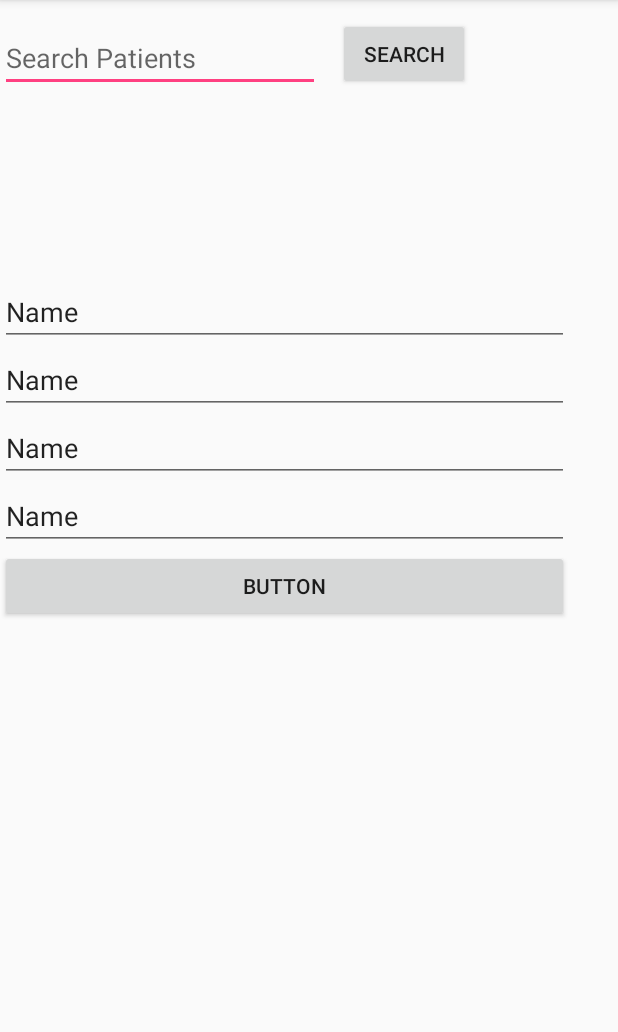
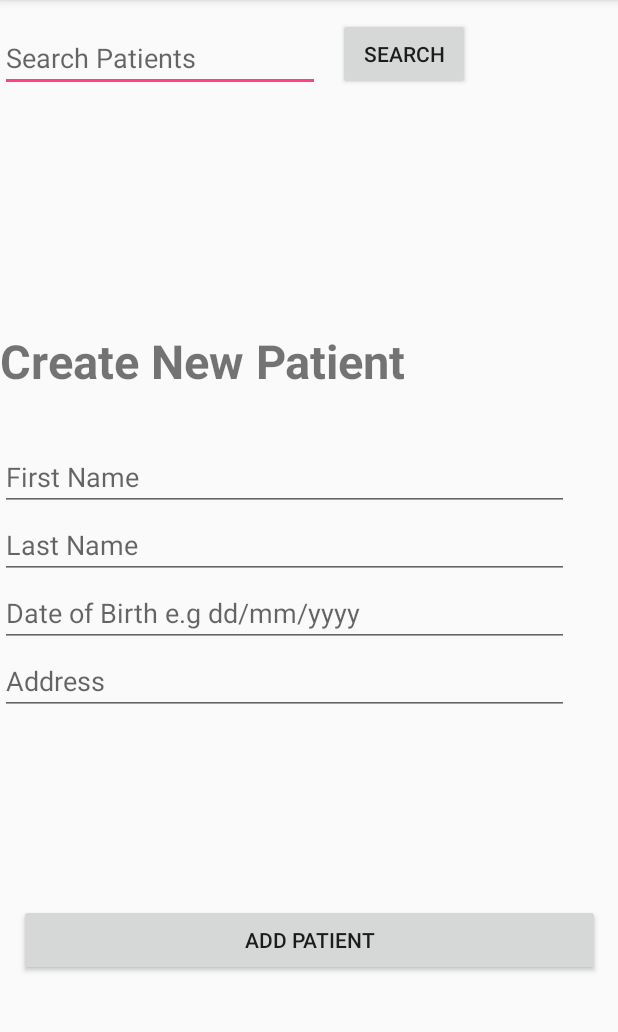
Before and after one commit to dmccrossan/FacialPalsyEvaluator, an Android app: the screen it shows after launch (HomePageActivity), after a tap on "LOGIN", on a phone screen of 412 x 824 dp, the part 84-1116 px from its top. Run offline under Robolectric (Android 15) with nearby library versions, the phone set to English and light mode, and no system bars.

Commit message:
5th commit - add new patient, search, appointments, login screen, hints, text box, folder icon

```diff
--- a/app/src/main/java/com/example/daniel/facialpalsyevaluator/Appointment.java
+++ b/app/src/main/java/com/example/daniel/facialpalsyevaluator/Appointment.java
@@ -1,4 +1,36 @@
 package com.example.daniel.facialpalsyevaluator;
 
-public class Appointment {
+import java.io.Serializable;
+import java.text.DateFormat;
+import java.text.SimpleDateFormat;
+import java.util.ArrayList;
+import java.util.Date;
+import java.util.List;
+import java.util.Locale;
+
+public class Appointment implements Serializable {
+
+    String apDate;
+    List<String> videos;
+    List<String> notes;
+    List<String> facograms;
+    int apNum;
+
+    public Appointment() {
+        apDate = "";
+        apNum = 1;
+        videos = new ArrayList<>();
+        notes = new ArrayList<>();
+        facograms = new ArrayList<>();
+    }
+
+    public Appointment(String date, int number) {
+
+
+        apDate = date;
+        apNum = number;
+        videos = new ArrayList<>();
+        notes = new ArrayList<>();
+        facograms = new ArrayList<>();
+    }
 }
--- a/app/src/main/java/com/example/daniel/facialpalsyevaluator/HomePageActivity.java
+++ b/app/src/main/java/com/example/daniel/facialpalsyevaluator/HomePageActivity.java
@@ -21,96 +21,160 @@ import daniel.example.com.facialpalsyevaluator.R;
 public class HomePageActivity extends AppCompatActivity {
 
     List<Patient> patientList = new ArrayList();
-    String filePath ;
+    String filePath;
 
-    EditText editText;
+    EditText editTextSearch;
+    EditText editTextFName;
+    EditText editTextLName;
+    EditText editTextDob;
+    EditText editTextAddress;
 
     @Override
     protected void onCreate(Bundle savedInstanceState) {
         super.onCreate(savedInstanceState);
         setContentView(R.layout.activity_home_page);
 
-      //  mContext = getApplicationContext();
-         filePath = getString(R.string.filePath);
+//         filePath = getString(R.string.filePath);
+        //   patientList = loadPatients();
+
+        setup();
 
 
-     //   patientList = loadPatients();
 
-        String  x = "000000001,Paul,Simon,03/06/1979,10 Hope Street";
-        Patient p = new Patient(x);
-
-        patientList.add(p);
-        x = "000000002,Sam,Smith,15/08/1999,101 Hope Lane";
-         p = new Patient(x);
-
-        patientList.add(p);
-          x = "000000011,Mean Mr.,Mustard,26/09/1969,11 Abbey Road";
-         p = new Patient(x);
-
-        patientList.add(p);
-         x = "000000004,Scott,Scott,09/10/2000,27 Hill Street";
-         p = new Patient(x);
-
-        patientList.add(p);
-         x = "1234567896,Kirk,Xavier,25/12/1889,0 A Way";
-         p = new Patient(x);
-
-        patientList.add(p);
-
-        editText =  findViewById(R.id.searchPatient);
+        editTextSearch = findViewById(R.id.searchPatient);
+        editTextFName = findViewById(R.id.addFName);
+        editTextLName = findViewById(R.id.addLName);
+        editTextDob = findViewById(R.id.addDob);
+        editTextAddress = findViewById(R.id.addAddress);
     }
 
-   /*
-    public void onClick(View v) {
-        editText.getText().clear(); //or you can use editText.setText("");
-    }
-*/
-
-    public void search (View view){
+    public void search(View view) {
 
         List<Patient> searchResults = new ArrayList<>();
 
-        for (Patient p : patientList){
+        for (Patient p : patientList) {
 
-            if(p.match(editText.getText().toString())){searchResults.add(p);}
+            if (p.match(editTextSearch.getText().toString())) {
+                searchResults.add(p);
             }
+        }
+        editTextSearch.setText("");
+        if (searchResults.size() == 1) {
+           goToPatientPage(searchResults.get(0));
 
-
-        if (searchResults.size()==1 ){
-            Intent i = new Intent(HomePageActivity.this, PatientActivity.class);
-
-            i.putExtra("key",searchResults.get(0));
-            startActivity(i);
-
-        }
-        else if(searchResults.size()>1) {
+        } else if (searchResults.size() > 1) {
             Intent i = new Intent(HomePageActivity.this, PatResultsActivity.class);
             i.putExtra("key", (Serializable) searchResults);
             startActivity(i);
         }
+    }
+
+    private void goToPatientPage(Patient p){
+        Intent i = new Intent(HomePageActivity.this, PatientActivity.class);
+
+        i.putExtra("key", p);
+        startActivity(i);
+    }
+
+    public void addPatient(View view){
+
+        Patient p = new Patient(editTextFName.getText().toString(),editTextLName.getText().toString(),editTextDob.getText().toString(),editTextAddress.getText().toString());
+
+        patientList.add(p);
+        editTextFName.setText("");
+        editTextLName.setText("");
+        editTextDob.setText("");
+        editTextAddress.setText("");
+
+        goToPatientPage(p);
 
     }
 
-        private ArrayList<Patient> loadPatients(){
+    private ArrayList<Patient> loadPatients() {
 
         ArrayList<Patient> patientList = new ArrayList();
 
-
         try {
-                Scanner scanner =  new Scanner(new File(filePath));
+            Scanner scanner = new Scanner(new File(filePath));
             scanner.useDelimiter(",");
             while (scanner.hasNext()) {
-                    String  x = scanner.next();
+                String x = scanner.next();
                 Patient p = new Patient(x);
                 Log.d("myTag", x);
                 patientList.add(p);
             }
             scanner.close();
+        } catch (FileNotFoundException e) {
+            Log.d("myTag", e.toString());
         }
-
-            catch (FileNotFoundException e){ Log.d("myTag", e.toString());}
 
         return patientList;
     }
 
+    private void setup() {
+        String x = "000000001,Paul,Simon,03/06/1979,10 Hope Street";
+        Patient p = new Patient(x);
+        Appointment a1 = new Appointment("10/10/2001", 1);
+        Appointment a2 = new Appointment("01/11/2001", 2);
+        Appointment a3 = new Appointment("30/11/2001", 3);
+        Appointment a4 = new Appointment("28/12/2001", 4);
+        p.appointments.add(a1);
+        p.appointments.add(a2);
+        p.appointments.add(a3);
+        p.appointments.add(a4);
+        patientList.add(p);
+
+
+        x = "000000002,Sam,Smith,15/08/1999,101 Hope Lane";
+        p = new Patient(x);
+        a1 = new Appointment("10/02/2006", 1);
+        a2 = new Appointment("01/03/2006", 2);
+        a3 = new Appointment("30/04/2006", 3);
+        a4 = new Appointment("28/05/2006", 4);
+        p.appointments.add(a1);
+        p.appointments.add(a2);
+        p.appointments.add(a3);
+        p.appointments.add(a4);
+        patientList.add(p);
+
+
+        x = "000000011,Mean Mr.,Mustard,26/09/1969,11 Abbey Road";
+        p = new Patient(x);
+        a1 = new Appointment("10/09/2003", 1);
+        a2 = new Appointment("01/10/2003", 2);
+        a3 = new Appointment("30/11/2003", 3);
+        a4 = new Appointment("28/12/2003", 4);
+        p.appointments.add(a1);
+        p.appointments.add(a2);
+        p.appointments.add(a3);
+        p.appointments.add(a4);
+        patientList.add(p);
+
+
+        x = "000000004,Scott,Scott,09/10/2000,27 Hill Street";
+        p = new Patient(x);
+        a1 = new Appointment("10/02/2012", 1);
+        a2 = new Appointment("01/03/2012", 2);
+        a3 = new Appointment("30/04/2012", 3);
+        a4 = new Appointment("28/05/2012", 4);
+        p.appointments.add(a1);
+        p.appointments.add(a2);
+        p.appointments.add(a3);
+        p.appointments.add(a4);
+        patientList.add(p);
+
+
+        x = "1234567896,Kirk,Xavier,25/12/1889,0 A Way";
+        p = new Patient(x);
+        a1 = new Appointment("10/02/2006", 1);
+        a2 = new Appointment("01/03/2006", 2);
+        a3 = new Appointment("30/04/2006", 3);
+        a4 = new Appointment("28/05/2006", 4);
+        p.appointments.add(a1);
+        p.appointments.add(a2);
+        p.appointments.add(a3);
+        p.appointments.add(a4);
+        patientList.add(p);
     }
+
+}
--- a/app/src/main/java/com/example/daniel/facialpalsyevaluator/Person.java
+++ b/app/src/main/java/com/example/daniel/facialpalsyevaluator/Person.java
@@ -6,7 +6,7 @@ public class Person {
     String lname;
     String dob;
 
-    public Person (){
+    public Person() {
         fname = "test";
         lname = "bob";
         dob = "sd";
--- a/app/src/main/java/daniel/example/com/facialpalsyevaluator/LoginActivity.java
+++ b/app/src/main/java/daniel/example/com/facialpalsyevaluator/LoginActivity.java
@@ -16,7 +16,7 @@ public class LoginActivity extends AppCompatActivity {
         setContentView(R.layout.activity_login);
     }
 
-    public void login (View view){
+    public void login(View view) {
 
         boolean authUser = authenticate("daniel", "pass");
 
@@ -29,7 +29,7 @@ public class LoginActivity extends AppCompatActivity {
         }
     }
 
-    private boolean authenticate (String username, String password){
+    private boolean authenticate(String username, String password) {
 
 
         return true;
--- a/app/src/main/res/layout/activity_home_page.xml
+++ b/app/src/main/res/layout/activity_home_page.xml
@@ -12,8 +12,8 @@
         android:layout_height="wrap_content"
         android:layout_marginTop="16dp"
         android:ems="10"
+        android:hint="Search Patients"
         android:inputType="textPersonName"
-        android:hint="Search Patients"
         app:layout_constraintTop_toTopOf="parent"
         tools:layout_editor_absoluteX="16dp" />
 
@@ -30,51 +30,85 @@
         app:layout_constraintTop_toTopOf="parent" />
 
     <LinearLayout
+        android:id="@+id/linearLayout"
         android:layout_width="379dp"
-        android:layout_height="483dp"
+        android:layout_height="190dp"
         android:layout_marginBottom="16dp"
         android:layout_marginTop="40dp"
         android:orientation="vertical"
         app:layout_constraintBottom_toBottomOf="parent"
         app:layout_constraintTop_toBottomOf="@+id/searchPatient"
+        app:layout_constraintVertical_bias="0.421"
         tools:layout_editor_absoluteX="16dp">
 
         <EditText
-            android:id="@+id/editText3"
+            android:id="@+id/addFName"
             android:layout_width="match_parent"
             android:layout_height="wrap_content"
             android:ems="10"
             android:inputType="textPersonName"
-            android:text="Name" />
+            android:hint="First Name" />
 
         <EditText
-            android:id="@+id/editText4"
+            android:id="@+id/addLName"
             android:layout_width="match_parent"
             android:layout_height="wrap_content"
             android:ems="10"
             android:inputType="textPersonName"
-            android:text="Name" />
+            android:hint="Last Name" />
 
         <EditText
-            android:id="@+id/editText5"
+            android:id="@+id/addDob"
             android:layout_width="match_parent"
             android:layout_height="wrap_content"
             android:ems="10"
             android:inputType="textPersonName"
-            android:text="Name" />
+            android:hint="Date of Birth e.g dd/mm/yyyy" />
 
         <EditText
-            android:id="@+id/editText6"
+            android:id="@+id/addAddress"
             android:layout_width="match_parent"
             android:layout_height="wrap_content"
             android:ems="10"
             android:inputType="textPersonName"
-            android:text="Name" />
+            android:hint="Address" />
 
-        <Button
-            android:id="@+id/button3"
-            android:layout_width="match_parent"
-            android:layout_height="wrap_content"
-            android:text="Button" />
     </LinearLayout>
+
+    <Button
+        android:id="@+id/addPt"
+        android:layout_width="387dp"
+        android:layout_height="wrap_content"
+        android:layout_marginBottom="16dp"
+        android:layout_marginEnd="16dp"
+        android:layout_marginLeft="16dp"
+        android:layout_marginRight="16dp"
+        android:layout_marginStart="16dp"
+        android:layout_marginTop="16dp"
+        android:onClick="addPatient"
+        android:text="Add Patient"
+        app:layout_constraintBottom_toBottomOf="parent"
+        app:layout_constraintEnd_toEndOf="parent"
+        app:layout_constraintStart_toStartOf="parent"
+        app:layout_constraintTop_toBottomOf="@+id/linearLayout" />
+
+    <TextView
+        android:id="@+id/textView4"
+        android:layout_width="374dp"
+        android:layout_height="60dp"
+        android:layout_marginBottom="16dp"
+        android:layout_marginEnd="16dp"
+        android:layout_marginRight="16dp"
+        android:layout_marginLeft="0dp"
+        android:layout_marginStart="0dp"
+        android:layout_marginTop="24dp"
+        android:text="Create New Patient"
+        android:textSize="14pt"
+        android:textStyle="bold"
+        app:layout_constraintBottom_toTopOf="@+id/linearLayout"
+        app:layout_constraintEnd_toEndOf="parent"
+        app:layout_constraintHorizontal_bias="0.0"
+        app:layout_constraintStart_toStartOf="parent"
+        app:layout_constraintTop_toBottomOf="@+id/searchPatientsBtn"
+        app:layout_constraintVertical_bias="1.0" />
 </android.support.constraint.ConstraintLayout>
--- a/app/src/main/res/layout/activity_patient.xml
+++ b/app/src/main/res/layout/activity_patient.xml
@@ -95,9 +95,9 @@
         android:layout_marginRight="16dp"
         android:layout_marginStart="16dp"
         android:layout_marginTop="16dp"
-        android:scaleType="fitCenter"
         android:adjustViewBounds="true"
         android:padding="0dp"
+        android:scaleType="fitCenter"
         app:layout_constraintBottom_toBottomOf="@+id/appointmentsTable"
         app:layout_constraintEnd_toEndOf="@+id/appointmentsTable"
         app:layout_constraintHorizontal_bias="0.04"
```
Also changed, not shown: app/src/main/java/com/example/daniel/facialpalsyevaluator/PatResultsActivity.java (+11 -13 lines), app/src/main/java/com/example/daniel/facialpalsyevaluator/Patient.java (+25 -9 lines), app/src/main/java/com/example/daniel/facialpalsyevaluator/PatientActivity.java (+7 -9 lines), app/src/main/res/layout/activity_login.xml (+7 -7 lines), app/src/main/res/layout/activity_pat_results.xml (indentation only). Lines whose indentation alone changed are shown as unchanged.
